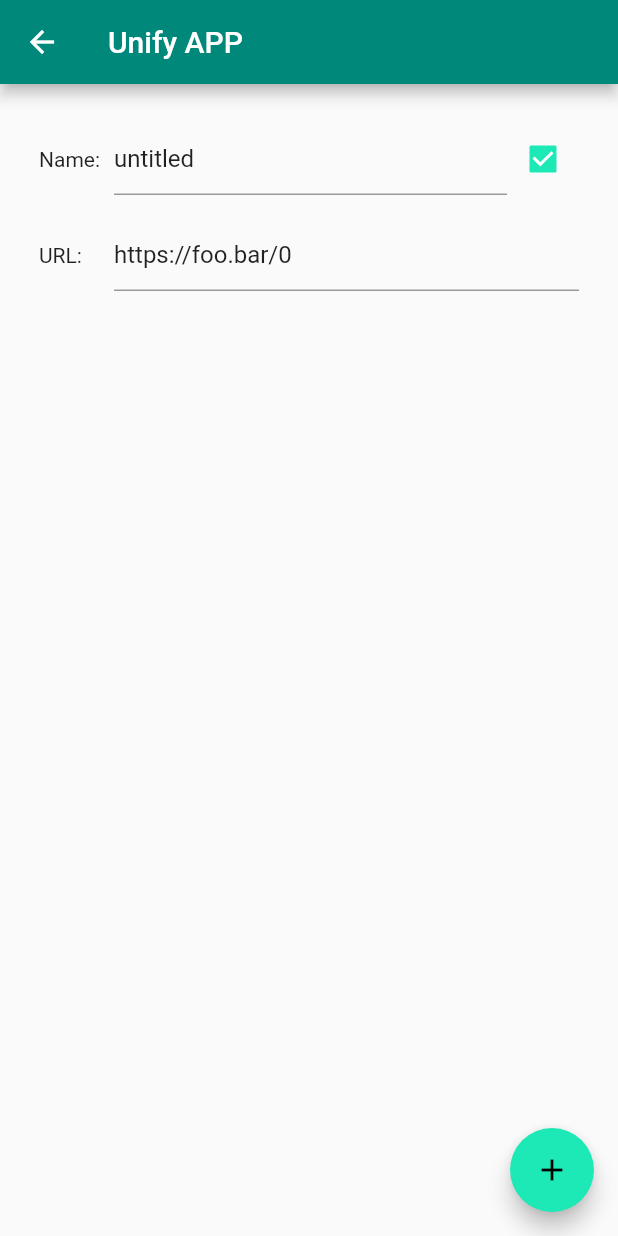
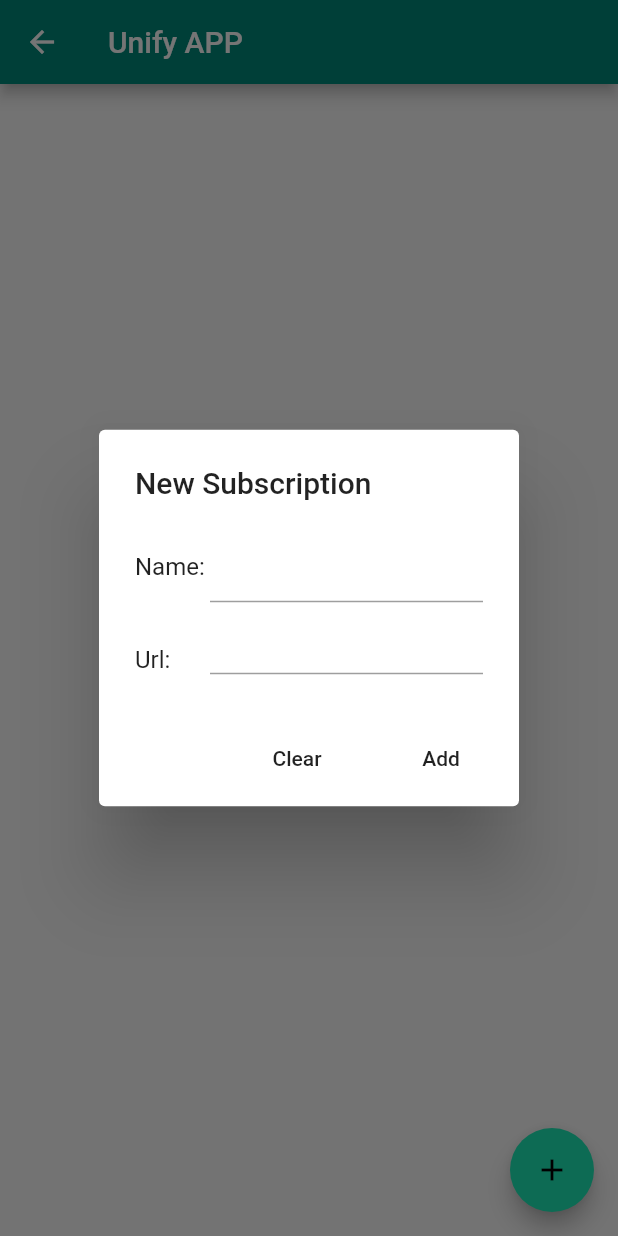
Before and after one commit to unifyproxy/unify-android, a Flutter app: the SubscriptionPage screen opened by its route, after a tap on the "add" icon, on a phone screen of 412 x 824 dp. Run offline on Flutter 3.47's test engine with Material 2 defaults, Android fonts, the phone set to English and light mode, and no system bars; our stand-ins replace rxdart; missing offline and left inert: clippy_flutter.

Commit message:
9.13, 2019#2

```diff
--- a/unify/lib/pages/subscription/subscription.dart
+++ b/unify/lib/pages/subscription/subscription.dart
@@ -16,39 +16,102 @@ class SubscriptionPage extends StatefulWidget {
 }
 
 class _SubscriptionPageState extends State<SubscriptionPage> {
+  List<TextEditingController> _nameControllers = List();
+  List<TextEditingController> _urlControllers = List();
+  List<bool> _enable = List();
+
+  @override
+  void initState() {
+    super.initState();
+
+    widget._subscriptionBloc.subs.listen((subs) {
+      _nameControllers = List(subs.length);
+      _urlControllers = List(subs.length);
+      _enable = List(subs.length);
+      for (var i = 0; i < subs.length; i++) {
+        _nameControllers[i].text = subs[i].name;
+        _nameControllers[i].text = subs[i].name;
+        _enable[i] = subs[i].enabled;
+      }
+    });
+  }
+
   @override
   Widget build(BuildContext context) {
     return Scaffold(
       appBar: AppBar(
         title: Text(APP_NAME),
       ),
-      floatingActionButton: FloatingActionButton(
-        child: Icon(Icons.add),
-        onPressed: () {
-          print("fab pressed");
-          widget._subscriptionBloc
-              .addSub(Subscription("https://foo.bar/${Random().nextInt(20)}"));
-        },
+      floatingActionButton: Builder(
+        builder: (context) => FloatingActionButton(
+          child: Icon(Icons.add),
+          onPressed: () {
+            print("fab pressed");
+            // widget._subscriptionBloc
+            //     .addSub(Subscription("https://foo.bar/${Random().nextInt(20)}"));
+
+            // TODO: need add a temporary item
+            showDialog(
+              context: context,
+              builder: (_) => AlertDialog(
+                title: Text("New Subscription"),
+                content: Column(
+                  mainAxisSize: MainAxisSize.min,
+                  children: <Widget>[
+                    Row(
+                      crossAxisAlignment: CrossAxisAlignment.center,
+                      children: <Widget>[
+                        SizedBox(
+                            width: 50,
+                            child: Text(
+                              "Name: ",
+                            )),
+                        Expanded(child: TextField()),
+                      ],
+                    ),
+                    Row(
+                      crossAxisAlignment: CrossAxisAlignment.end,
+                      children: <Widget>[
+                        SizedBox(width: 50, child: Text("Url: ")),
+                        Expanded(child: TextField()),
+                      ],
+                    ),
+                  ],
+                ),
+                actions: <Widget>[
+                  FlatButton(
+                    child: Text("Clear"),
+                    onPressed: () {},
+                  ),
+                  FlatButton(
+                    child: Text("Add"),
+                    onPressed: () {},
+                  ),
+                ],
+              ),
+            );
+          },
+        ),
       ),
-      body: StreamBuilder(
-          stream: widget._subscriptionBloc.subs,
-          builder: (_, AsyncSnapshot<List<Subscription>> snap) {
-            final data = snap.hasData ? snap.data : [];
-            return ListView.builder(
-              itemCount: data.length,
-              itemBuilder: (_, index) => buildSubList(data[index]),
-            );
-          }),
+      body: Builder(
+        builder: (context) => ListView.builder(
+          itemCount: _urlControllers.length,
+          itemBuilder: (_, index) => buildSubList(
+              _nameControllers[index], _urlControllers[index], _enable[index]),
+        ),
+      ),
     );
   }
 
-  Widget buildSubList(Subscription sub) {
-    var nameController = TextEditingController();
-    var urlController = TextEditingController();
+  submit(Subscription sub) {
+    if (sub != null) {
+      return widget._subscriptionBloc.addSub(sub);
+    }
+    return false;
+  }
 
-    nameController.text = sub.name;
-    urlController.text = sub.url;
-
+  Widget buildSubList(TextEditingController nameController,
+      TextEditingController urlController, bool enable) {
     return Padding(
       padding: const EdgeInsets.all(18.0),
       child: Column(
@@ -64,10 +127,10 @@ class _SubscriptionPageState extends State<SubscriptionPage> {
                   ),
                 ),
                 Checkbox(
-                  value: sub.enabled,
+                  value: enable,
                   onChanged: (bool checked) {
                     setState(() {
-                      sub.enabled = checked;
+                      enable = checked;
                     });
                   },
                 )
@@ -82,9 +145,21 @@ class _SubscriptionPageState extends State<SubscriptionPage> {
                 Expanded(
                   child: TextField(
                     controller: urlController,
-                    onTap: () {},
-                    onSubmitted: (String string) {},
                   ),
+                ),
+                IconButton(
+                  icon: Icon(Icons.save),
+                  onPressed: () {
+                    if (submit(Subscription(
+                      urlController.text,
+                      name: nameController.text,
+                    ))) {
+                      // reset();
+                      return;
+                    }
+                    Scaffold.of(context).showSnackBar(
+                        SnackBar(content: Text("invalid sub url")));
+                  },
                 ),
               ],
             ),
```
